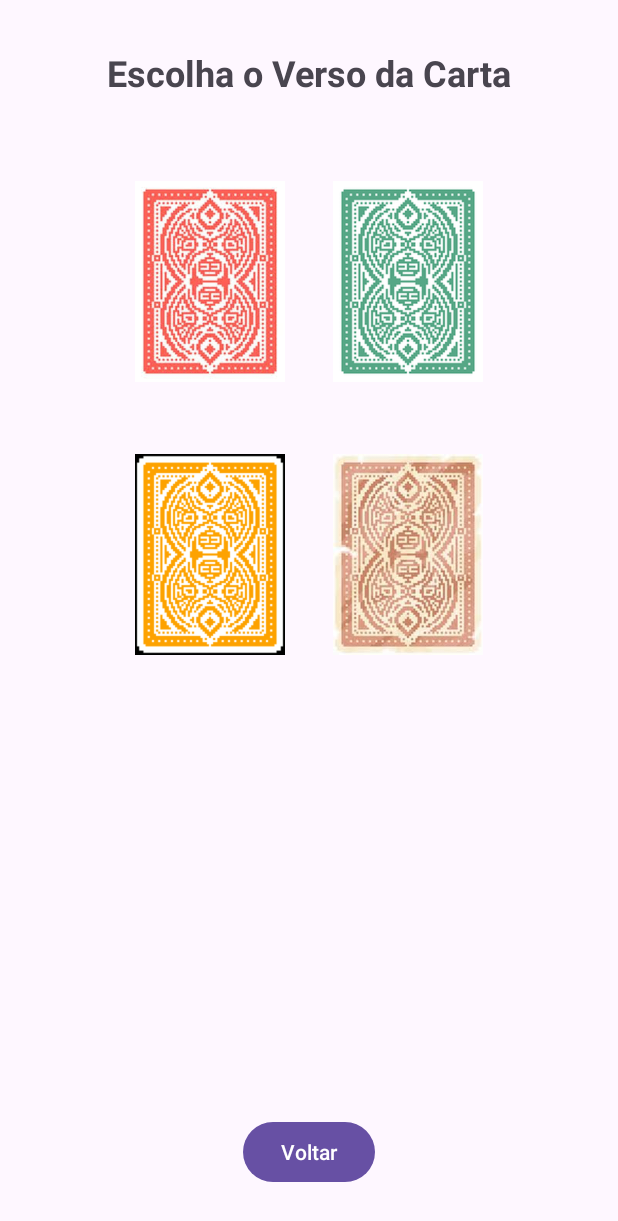
After one commit to PanDisney/GRUPO-TAES-2025, an Android app: the CustomizationActivity screen opened directly, with no data from a screen before it, on a phone screen of 412 x 824 dp. The commit adds this screen. Shown: the top 1221 px of the screen. Run offline under Robolectric (Android 15) with nearby library versions, the phone set to English and light mode, and no system bars.

Commit message:
03:parte 1

```diff
--- a/code/BiscaTAES/app/src/main/AndroidManifest.xml
+++ b/code/BiscaTAES/app/src/main/AndroidManifest.xml
@@ -11,6 +11,9 @@
         android:roundIcon="@mipmap/ic_launcher_round"
         android:supportsRtl="true"
         android:theme="@style/Theme.BiscaTAES">
+        <activity
+            android:name=".CustomizationActivity"
+            android:exported="false" />
         <activity
             android:name=".RankingActivity"
             android:exported="false" />
--- /dev/null
+++ b/code/BiscaTAES/app/src/main/java/com/example/biscataes/CustomizationActivity.kt
@@ -0,0 +1,51 @@
+package com.example.biscataes
+
+import android.content.Context
+import android.os.Bundle
+import android.widget.Button
+import android.widget.ImageButton
+import android.widget.Toast
+import androidx.appcompat.app.AppCompatActivity
+
+class CustomizationActivity : AppCompatActivity() {
+
+    override fun onCreate(savedInstanceState: Bundle?) {
+        super.onCreate(savedInstanceState)
+        setContentView(R.layout.activity_customization)
+
+        val btnRed = findViewById<ImageButton>(R.id.btnRed)
+        val btnGreen = findViewById<ImageButton>(R.id.btnGreen)
+        val btnYellow = findViewById<ImageButton>(R.id.btnYellow)
+        val btnAbandoned = findViewById<ImageButton>(R.id.btnAbandoned)
+        val btnBack = findViewById<Button>(R.id.btnBack)
+
+        btnRed.setOnClickListener {
+            savePreference("back_card_red")
+        }
+
+        btnGreen.setOnClickListener {
+            savePreference("back_card_green")
+        }
+
+        btnYellow.setOnClickListener {
+            savePreference("back_card_yellow")
+        }
+
+        btnAbandoned.setOnClickListener {
+            savePreference("back_card_abandoned")
+        }
+
+        btnBack.setOnClickListener {
+            finish()
+        }
+    }
+
+    private fun savePreference(drawableName: String) {
+        val sharedPref = getSharedPreferences("GameSettings", Context.MODE_PRIVATE)
+        with(sharedPref.edit()) {
+            putString("card_back", drawableName)
+            apply()
+        }
+        Toast.makeText(this, "Verso da carta atualizado!", Toast.LENGTH_SHORT).show()
+    }
+}
--- a/code/BiscaTAES/app/src/main/java/com/example/biscataes/DashboardActivity.kt
+++ b/code/BiscaTAES/app/src/main/java/com/example/biscataes/DashboardActivity.kt
@@ -29,5 +29,11 @@
             val intent = Intent(this, RankingActivity::class.java)
             startActivity(intent)
         }
+
+        val customizationButton = findViewById<Button>(R.id.buttonCustomization)
+        customizationButton.setOnClickListener {
+            val intent = Intent(this, CustomizationActivity::class.java)
+            startActivity(intent)
+        }
     }
 }
--- /dev/null
+++ b/code/BiscaTAES/app/src/main/res/layout/activity_customization.xml
@@ -0,0 +1,83 @@
+<?xml version="1.0" encoding="utf-8"?>
+<androidx.constraintlayout.widget.ConstraintLayout xmlns:android="http://schemas.android.com/apk/res/android"
+    xmlns:app="http://schemas.android.com/apk/res-auto"
+    xmlns:tools="http://schemas.android.com/tools"
+    android:layout_width="match_parent"
+    android:layout_height="match_parent"
+    tools:context=".CustomizationActivity">
+
+    <TextView
+        android:id="@+id/tvTitle"
+        android:layout_width="wrap_content"
+        android:layout_height="wrap_content"
+        android:layout_marginTop="32dp"
+        android:text="Escolha o Verso da Carta"
+        android:textSize="24sp"
+        android:textStyle="bold"
+        app:layout_constraintEnd_toEndOf="parent"
+        app:layout_constraintStart_toStartOf="parent"
+        app:layout_constraintTop_toTopOf="parent" />
+
+    <GridLayout
+        android:layout_width="wrap_content"
+        android:layout_height="wrap_content"
+        android:layout_marginTop="32dp"
+        android:columnCount="2"
+        android:rowCount="2"
+        app:layout_constraintEnd_toEndOf="parent"
+        app:layout_constraintStart_toStartOf="parent"
+        app:layout_constraintTop_toBottomOf="@id/tvTitle">
+
+        <ImageButton
+            android:id="@+id/btnRed"
+            android:layout_width="100dp"
+            android:layout_height="150dp"
+            android:layout_margin="16dp"
+            android:background="@android:color/transparent"
+            android:scaleType="fitCenter"
+            android:src="@drawable/back_card_red"
+            android:contentDescription="Red Back" />
+
+        <ImageButton
+            android:id="@+id/btnGreen"
+            android:layout_width="100dp"
+            android:layout_height="150dp"
+            android:layout_margin="16dp"
+            android:background="@android:color/transparent"
+            android:scaleType="fitCenter"
+            android:src="@drawable/back_card_green"
+            android:contentDescription="Green Back" />
+
+        <ImageButton
+            android:id="@+id/btnYellow"
+            android:layout_width="100dp"
+            android:layout_height="150dp"
+            android:layout_margin="16dp"
+            android:background="@android:color/transparent"
+            android:scaleType="fitCenter"
+            android:src="@drawable/back_card_yellow"
+            android:contentDescription="Yellow Back" />
+
+        <ImageButton
+            android:id="@+id/btnAbandoned"
+            android:layout_width="100dp"
+            android:layout_height="150dp"
+            android:layout_margin="16dp"
+            android:background="@android:color/transparent"
+            android:scaleType="fitCenter"
+            android:src="@drawable/back_card_abandoned"
+            android:contentDescription="Abandoned Back" />
+
+    </GridLayout>
+
+    <Button
+        android:id="@+id/btnBack"
+        android:layout_width="wrap_content"
+        android:layout_height="wrap_content"
+        android:layout_marginBottom="32dp"
+        android:text="Voltar"
+        app:layout_constraintBottom_toBottomOf="parent"
+        app:layout_constraintEnd_toEndOf="parent"
+        app:layout_constraintStart_toStartOf="parent" />
+
+</androidx.constraintlayout.widget.ConstraintLayout>
```
Also changed, not shown: code/BiscaTAES/app/src/main/java/com/example/biscataes/GameActivity.kt (+25 -1 lines), code/BiscaTAES/app/src/main/res/layout/activity_dashboard.xml (+13 -1 lines), code/BiscaTAES/app/src/main/res/drawable/back_card_abandoned.png (added), code/BiscaTAES/app/src/main/res/drawable/back_card_green.png (added), code/BiscaTAES/app/src/main/res/drawable/back_card_yellow.png (added), 1 other file.
